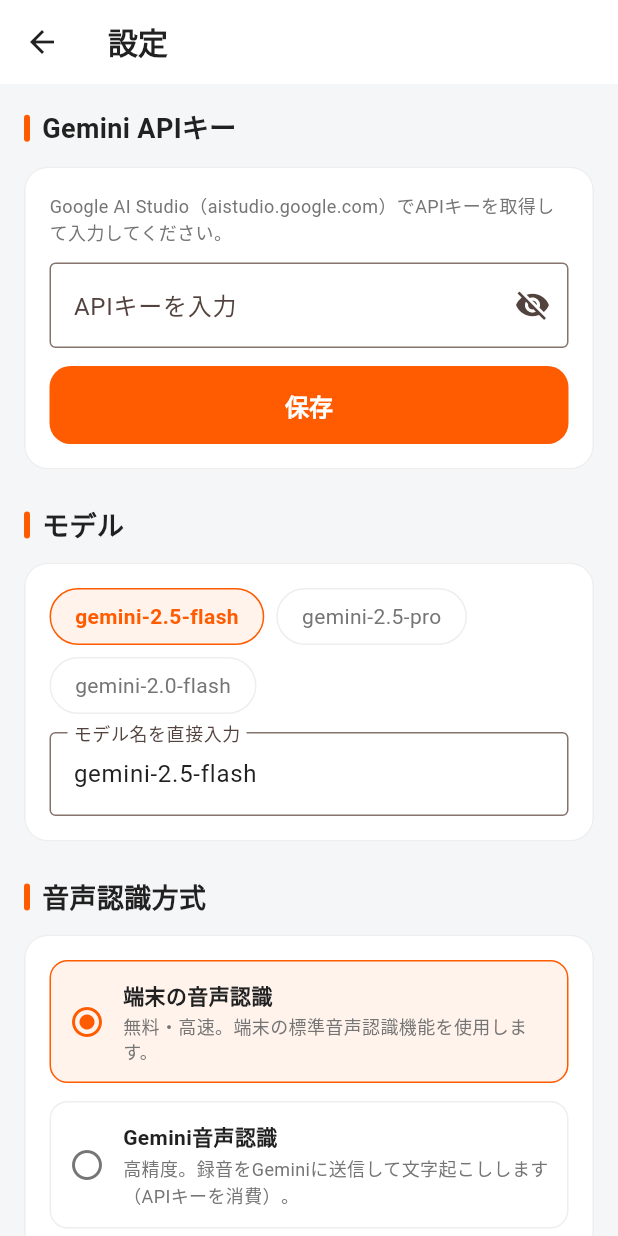
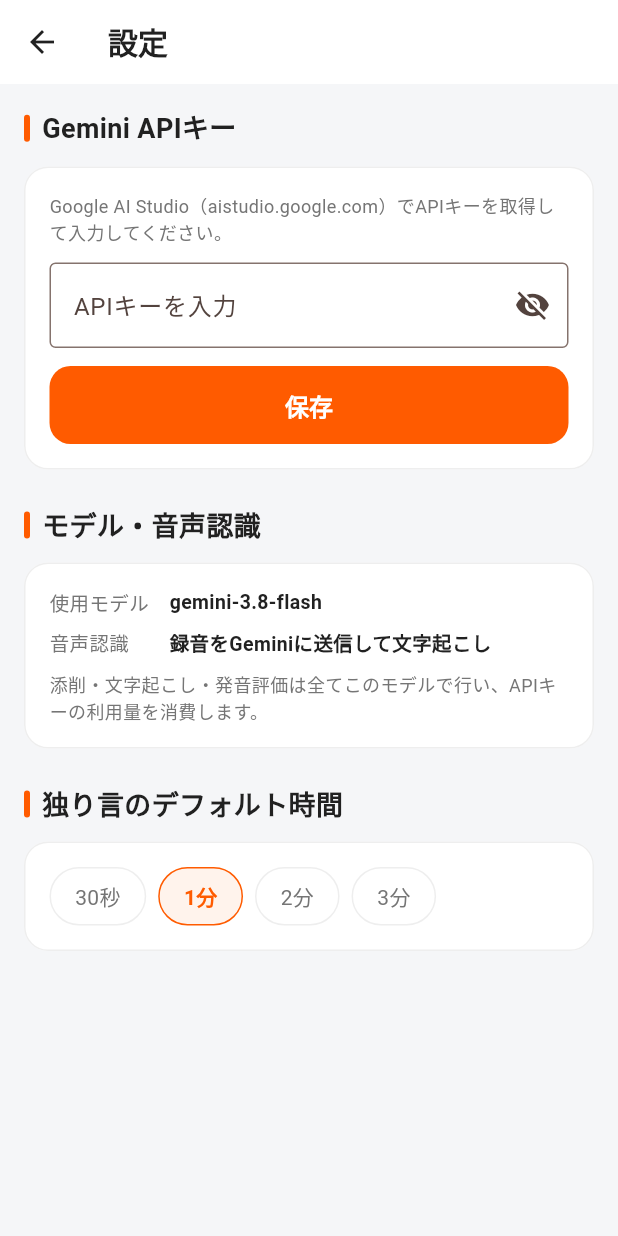
Before and after one commit to s19514tt/pj-walter, a Flutter app: the screen it shows after launch, after a tap on "⚠️", on a phone screen of 412 x 824 dp. Run offline on Flutter 3.47's test engine with Material 3 defaults, Android fonts, the phone set to English and light mode, and no system bars; our stand-ins replace fl_chart, flutter_secure_storage, hive, hive_flutter; missing offline and left inert: record; accounts and stored records are empty.

Commit message:
Drop device STT and pin model to gemini-3.8-flash
- Remove speech_to_text and DeviceSpeechInputService; SpeechInputService now
  has a single implementation (record -> WAV -> Gemini transcribe)
- Drop listenFor/pauseFor (device-only) from the SpeechInputService interface
- Pin the model to GeminiService.modelName ('gemini-3.8-flash') and remove
  the model picker / STT mode picker from settings (legacy Hive keys are
  deleted on init)
- Switch thinking control from thinkingBudget to thinkingLevel ('low'),
  which is what Gemini 3.x accepts
- Remove NSSpeechRecognitionUsageDescription; update README / DESIGN.md

Co-Authored-By: Claude Fable 5.1 <noreply@anthropic.com>

```diff
--- a/lib/screens/settings_screen.dart
+++ b/lib/screens/settings_screen.dart
@@ -1,6 +1,7 @@
 import 'package:flutter/material.dart';
 import 'package:provider/provider.dart';
 
+import '../services/gemini_service.dart';
 import '../services/settings_service.dart';
 import '../theme/app_theme.dart';
 import '../widgets/app_card.dart';
@@ -9,7 +10,10 @@ import '../widgets/primary_button.dart';
 import '../widgets/secondary_button.dart';
 import '../widgets/section_header.dart';
 
-/// 設定タブ。Gemini APIキー・モデル・音声認識方式・独り言デフォルト時間を管理する。
+/// 設定画面。Gemini APIキー・独り言デフォルト時間を管理する。
+///
+/// 使用モデルは[GeminiService.modelName]に固定、音声認識はGemini録音方式のみ
+/// のため、どちらも選択UIは持たず情報表示のみ行う。
 class SettingsScreen extends StatefulWidget {
   const SettingsScreen({super.key});
 
@@ -18,12 +22,6 @@ class SettingsScreen extends StatefulWidget {
 }
 
 class _SettingsScreenState extends State<SettingsScreen> {
-  static const _modelCandidates = [
-    'gemini-2.5-flash',
-    'gemini-2.5-pro',
-    'gemini-2.0-flash',
-  ];
-
   static const _monologueSecondsCandidates = <int, String>{
     30: '30秒',
     60: '1分',
@@ -32,25 +30,17 @@ class _SettingsScreenState extends State<SettingsScreen> {
   };
 
   final _apiKeyController = TextEditingController();
-  final _customModelController = TextEditingController();
   bool _obscureApiKey = true;
-  bool _modelFieldInitialized = false;
 
   @override
   void dispose() {
     _apiKeyController.dispose();
-    _customModelController.dispose();
     super.dispose();
   }
 
   @override
   Widget build(BuildContext context) {
     final settings = context.watch<SettingsService>();
-    // 再ビルドのたびに上書きすると編集中の入力が消えるため、初回のみ反映する
-    if (!_modelFieldInitialized) {
-      _customModelController.text = settings.modelName;
-      _modelFieldInitialized = true;
-    }
 
     return Scaffold(
       appBar: AppBar(title: const Text('設定')),
@@ -86,17 +76,9 @@ class _SettingsScreenState extends State<SettingsScreen> {
             },
           ),
           const SizedBox(height: 24),
-          const SectionHeader(title: 'モデル'),
+          const SectionHeader(title: 'モデル・音声認識'),
           const SizedBox(height: 12),
-          _ModelSection(
-            settings: settings,
-            candidates: _modelCandidates,
-            customController: _customModelController,
-          ),
-          const SizedBox(height: 24),
-          const SectionHeader(title: '音声認識方式'),
-          const SizedBox(height: 12),
-          _SttModeSection(settings: settings),
+          const _ModelInfoSection(),
           const SizedBox(height: 24),
           const SectionHeader(title: '独り言のデフォルト時間'),
           const SizedBox(height: 12),
@@ -173,49 +155,23 @@ class _ApiKeySection extends StatelessWidget {
   }
 }
 
-class _ModelSection extends StatelessWidget {
-  const _ModelSection({
-    required this.settings,
-    required this.candidates,
-    required this.customController,
-  });
-
-  final SettingsService settings;
-  final List<String> candidates;
-  final TextEditingController customController;
+/// 使用モデルと音声認識方式の固定値を表示する（変更不可）。
+class _ModelInfoSection extends StatelessWidget {
+  const _ModelInfoSection();
 
   @override
   Widget build(BuildContext context) {
-    return AppCard(
+    return const AppCard(
       child: Column(
         crossAxisAlignment: CrossAxisAlignment.start,
         children: [
-          Wrap(
-            spacing: 8,
-            runSpacing: 8,
-            children: [
-              for (final model in candidates)
-                PillChip(
-                  label: model,
-                  selected: settings.modelName == model,
-                  onTap: () {
-                    settings.setModelName(model);
-                    customController.text = model;
-                  },
-                ),
-            ],
-          ),
-          const SizedBox(height: 12),
-          TextField(
-            controller: customController,
-            decoration: const InputDecoration(
-              labelText: 'モデル名を直接入力',
-              border: OutlineInputBorder(),
-            ),
-            onSubmitted: (value) {
-              final trimmed = value.trim();
-              if (trimmed.isNotEmpty) settings.setModelName(trimmed);
-            },
+          _InfoRow(label: '使用モデル', value: GeminiService.modelName),
+          SizedBox(height: 8),
+          _InfoRow(label: '音声認識', value: '録音をGeminiに送信して文字起こし'),
+          SizedBox(height: 8),
+          Text(
+            '添削・文字起こし・発音評価は全てこのモデルで行い、APIキーの利用量を消費します。',
+            style: TextStyle(color: AppColors.textSecondary, fontSize: 12),
           ),
         ],
       ),
@@ -223,96 +179,38 @@ class _ModelSection extends StatelessWidget {
   }
 }
 
-class _SttModeSection extends StatelessWidget {
-  const _SttModeSection({required this.settings});
+class _InfoRow extends StatelessWidget {
+  const _InfoRow({required this.label, required this.value});
 
-  final SettingsService settings;
+  final String label;
+  final String value;
 
   @override
   Widget build(BuildContext context) {
-    return AppCard(
-      child: Column(
+    return Row(
+      crossAxisAlignment: CrossAxisAlignment.start,
       children: [
-          _SttModeOption(
-            title: '端末の音声認識',
-            description: '無料・高速。端末の標準音声認識機能を使用します。',
-            selected: settings.sttMode == SttMode.device,
-            onTap: () => settings.setSttMode(SttMode.device),
-          ),
-          const SizedBox(height: 12),
-          _SttModeOption(
-            title: 'Gemini音声認識',
-            description: '高精度。録音をGeminiに送信して文字起こしします（APIキーを消費）。',
-            selected: settings.sttMode == SttMode.gemini,
-            onTap: () => settings.setSttMode(SttMode.gemini),
-          ),
-        ],
-      ),
-    );
-  }
-}
-
-class _SttModeOption extends StatelessWidget {
-  const _SttModeOption({
-    required this.title,
-    required this.description,
-    required this.selected,
-    required this.onTap,
-  });
-
-  final String title;
-  final String description;
-  final bool selected;
-  final VoidCallback onTap;
-
-  @override
-  Widget build(BuildContext context) {
-    return InkWell(
-      onTap: onTap,
-      borderRadius: BorderRadius.circular(AppTheme.cardRadius),
-      child: Container(
-        width: double.infinity,
-        padding: const EdgeInsets.all(12),
-        decoration: BoxDecoration(
-          color: selected ? AppColors.primarySurface : AppColors.background,
-          borderRadius: BorderRadius.circular(12),
-          border: Border.all(
-            color: selected ? AppColors.primary : AppColors.border,
-            width: 1,
+        SizedBox(
+          width: 80,
+          child: Text(
+            label,
+            style: const TextStyle(
+              color: AppColors.textSecondary,
+              fontSize: 13,
             ),
           ),
-        child: Row(
-          children: [
-            Icon(
-              selected ? Icons.radio_button_checked : Icons.radio_button_off,
-              color: selected ? AppColors.primary : AppColors.textSecondary,
         ),
-            const SizedBox(width: 12),
         Expanded(
-              child: Column(
-                crossAxisAlignment: CrossAxisAlignment.start,
-                children: [
-                  Text(
-                    title,
+          child: Text(
+            value,
             style: const TextStyle(
+              color: AppColors.textPrimary,
               fontWeight: FontWeight.bold,
-                      color: AppColors.textPrimary,
+              fontSize: 13,
             ),
-                  ),
-                  const SizedBox(height: 2),
-                  Text(
-                    description,
-                    style: const TextStyle(
-                      fontSize: 12,
-                      color: AppColors.textSecondary,
           ),
         ),
       ],
-              ),
-            ),
-          ],
-        ),
-      ),
     );
   }
 }
--- a/lib/services/settings_service.dart
+++ b/lib/services/settings_service.dart
@@ -2,19 +2,13 @@ import 'package:flutter/foundation.dart';
 import 'package:flutter_secure_storage/flutter_secure_storage.dart';
 import 'package:hive/hive.dart';
 
-/// 音声認識方式。
-enum SttMode {
-  /// 端末のOS標準音声認識（speech_to_text）。無料・高速。
-  device,
-
-  /// 録音してGeminiに文字起こしさせる方式。高精度・APIキーを消費。
-  gemini,
-}
-
 /// アプリ設定の読み書きを担うサービス。
 ///
 /// - Gemini APIキーは`flutter_secure_storage`に安全に保存し、メモリにキャッシュする
-/// - モデル名・音声認識方式・独り言デフォルト秒数はHiveの`settings` boxに保存する
+/// - 独り言デフォルト秒数はHiveの`settings` boxに保存する
+///
+/// 使用するGeminiモデルは[GeminiService.modelName]で固定（設定不可）、
+/// 音声認識はGemini録音方式のみ（端末STTはPR11で廃止）。
 ///
 /// テスト容易性のため、secure storageとHive boxはコンストラクタ注入できる。
 class SettingsService extends ChangeNotifier {
@@ -27,20 +21,18 @@ class SettingsService extends ChangeNotifier {
   /// secure storageに保存するAPIキーのキー名
   static const apiKeyStorageKey = 'gemini_api_key';
 
-  static const _modelNameKey = 'modelName';
-  static const _sttModeKey = 'sttMode';
   static const _monologueSecondsKey = 'monologueSeconds';
 
-  static const defaultModelName = 'gemini-2.5-flash';
-  static const defaultSttMode = SttMode.device;
+  /// 過去バージョンで使っていた設定キー。[init]時に削除する
+  /// （モデル選択・音声認識方式の設定はPR11で廃止）。
+  static const _legacyKeys = ['modelName', 'sttMode'];
+
   static const defaultMonologueSeconds = 60;
 
   final FlutterSecureStorage _secureStorage;
   final Box _box;
 
   String? _apiKey;
-  String _modelName = defaultModelName;
-  SttMode _sttMode = defaultSttMode;
   int _monologueSeconds = defaultMonologueSeconds;
 
   /// 現在キャッシュされているAPIキー（未設定ならnull）
@@ -49,26 +41,17 @@ class SettingsService extends ChangeNotifier {
   /// APIキーが設定済みかどうか
   bool get hasApiKey => _apiKey != null && _apiKey!.isNotEmpty;
 
-  /// 使用するGeminiモデル名
-  String get modelName => _modelName;
-
-  /// 音声認識方式
-  SttMode get sttMode => _sttMode;
-
   /// 独り言英会話のデフォルト発話時間（秒）
   int get monologueSeconds => _monologueSeconds;
 
   /// secure storageとHive boxから設定をロードする。アプリ起動時に一度呼ぶ。
   Future<void> init() async {
     _apiKey = await _secureStorage.read(key: apiKeyStorageKey);
-    _modelName = (_box.get(_modelNameKey) as String?) ?? defaultModelName;
-    final sttModeName = _box.get(_sttModeKey) as String?;
-    _sttMode = SttMode.values.firstWhere(
-      (mode) => mode.name == sttModeName,
-      orElse: () => defaultSttMode,
-    );
     _monologueSeconds =
         (_box.get(_monologueSecondsKey) as int?) ?? defaultMonologueSeconds;
+    for (final key in _legacyKeys) {
+      if (_box.containsKey(key)) await _box.delete(key);
+    }
     notifyListeners();
   }
 
@@ -86,20 +69,6 @@ class SettingsService extends ChangeNotifier {
     notifyListeners();
   }
 
-  /// 使用するGeminiモデル名を変更する。
-  Future<void> setModelName(String name) async {
-    _modelName = name;
-    await _box.put(_modelNameKey, name);
-    notifyListeners();
-  }
-
-  /// 音声認識方式を変更する。
-  Future<void> setSttMode(SttMode mode) async {
-    _sttMode = mode;
-    await _box.put(_sttModeKey, mode.name);
-    notifyListeners();
-  }
-
   /// 独り言英会話のデフォルト発話時間（秒）を変更する。
   Future<void> setMonologueSeconds(int seconds) async {
     _monologueSeconds = seconds;
--- a/pubspec.yaml
+++ b/pubspec.yaml
@@ -37,7 +37,6 @@ dependencies:
   provider: ^6.1.5+1
   http: ^1.6.0
   flutter_secure_storage: ^10.3.1
-  speech_to_text: ^7.4.0
   record: ^7.1.1
   hive: ^2.2.3
   hive_flutter: ^1.1.0
```
Also changed, not shown: lib/screens/composition/drill_screen.dart (+2 -5 lines), lib/screens/monologue/monologue_speak_screen.dart (+2 -15 lines), lib/services/gemini_service.dart (+15 -10 lines), lib/services/speech_input_service.dart (+14 -133 lines), pubspec.lock, 7 other files. Lines whose indentation alone changed are shown as unchanged.
